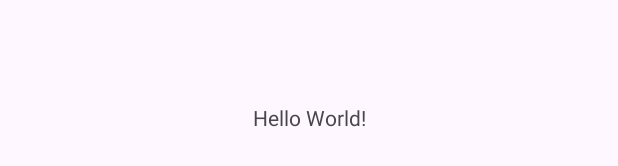
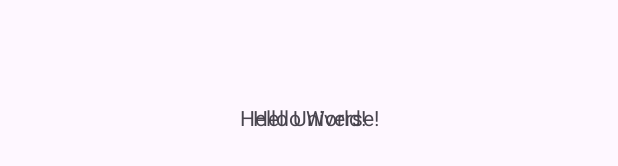
Before and after one commit to abhi2801/abcde, an Android app: the layout activity_main.xml on its own in the app's theme, with its tools: preview values and no code run, on a phone screen of 412 x 824 dp. Shown: the part 501-667 px from the top of the screen. Run offline under Robolectric (Android 15) with nearby library versions, the phone set to English and light mode, and no system bars.

Commit message:
textview added

```diff
--- a/app/src/main/res/layout/activity_main.xml
+++ b/app/src/main/res/layout/activity_main.xml
@@ -14,5 +14,13 @@
         app:layout_constraintEnd_toEndOf="parent"
         app:layout_constraintStart_toStartOf="parent"
         app:layout_constraintTop_toTopOf="parent" />
+    <TextView
+        android:layout_width="wrap_content"
+        android:layout_height="wrap_content"
+        android:text="Hello Universe!"
+        app:layout_constraintBottom_toBottomOf="parent"
+        app:layout_constraintEnd_toEndOf="parent"
+        app:layout_constraintStart_toStartOf="parent"
+        app:layout_constraintTop_toTopOf="parent" />
 
 </androidx.constraintlayout.widget.ConstraintLayout>
```
